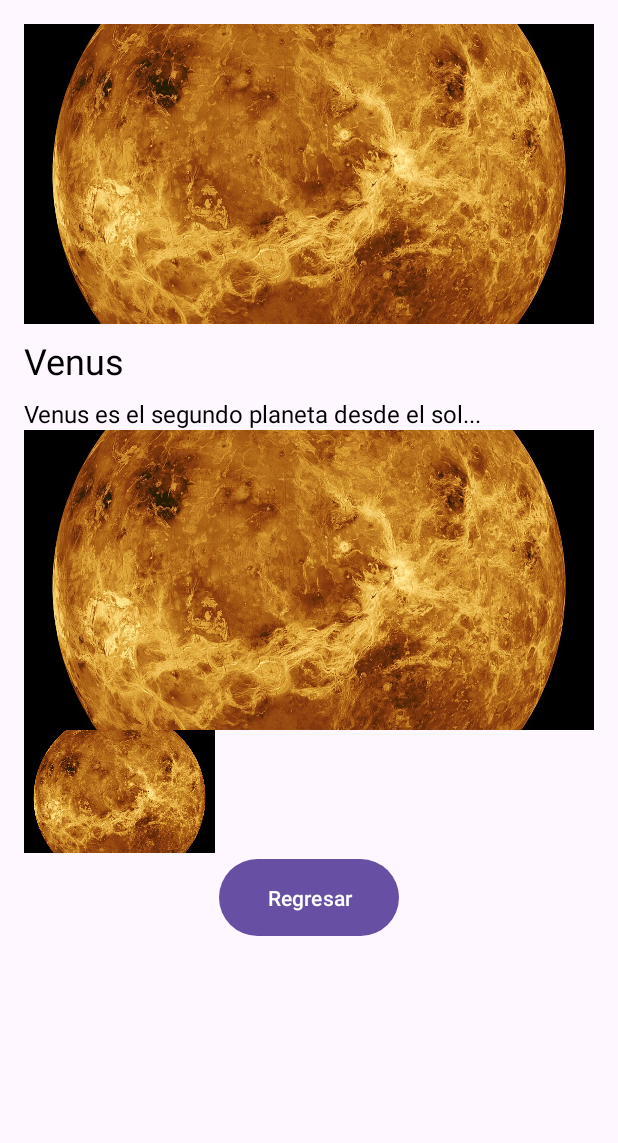
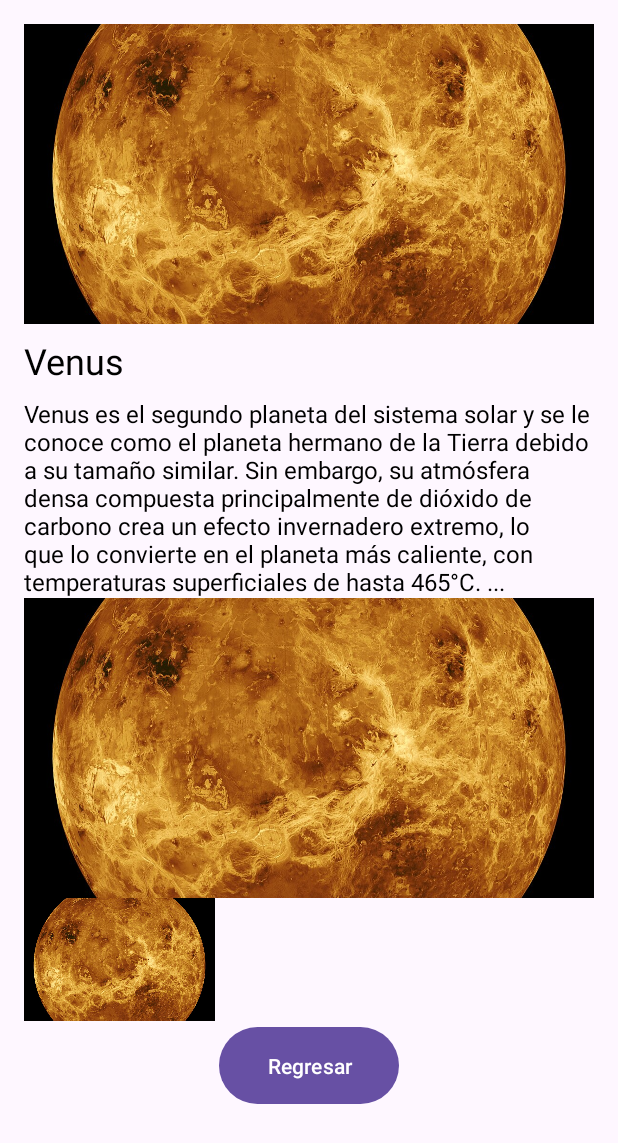
Before and after one commit to carloscruz05/Parcial1, an Android app: the screen it shows after launch (DetailActivity), after a tap on "Venus", on a phone screen of 412 x 824 dp. Shown: the top 1143 px of the screen. Run offline under Robolectric (Android 15) with nearby library versions, the phone set to English and light mode, and no system bars.

Commit message:
segundo commit

```diff
--- a/app/src/main/res/values/strings.xml
+++ b/app/src/main/res/values/strings.xml
@@ -3,14 +3,14 @@
     <string name="planet_image">Imagen del planeta</string>
     <string name="back_button">Regresar</string>
 
-    <string name="mercurio_info">Mercurio es el planeta más pequeño del sistema solar...</string>
-    <string name="venus_info">Venus es el segundo planeta desde el sol...</string>
-    <string name="tierra_info">La Tierra es el tercer planeta desde el sol...</string>
-    <string name="marte_info">Marte es el cuarto planeta desde el sol...</string>
-    <string name="jupiter_info">Júpiter es el quinto planeta desde el sol...</string>
-    <string name="saturno_info">Saturno es el sexto planeta desde el sol...</string>
-    <string name="urano_info">Urano es el séptimo planeta desde el sol...</string>
-    <string name="neptuno_info">Neptuno es el octavo planeta desde el sol...</string>
+    <string name="mercurio_info">Mercurio es el planeta más cercano al Sol en nuestro sistema solar y el más pequeño. Tiene una superficie rocosa y está cubierto de cráteres debido a impactos de meteoritos. Con temperaturas extremas que oscilan entre -173°C y 427°C...</string>
+    <string name="venus_info">Venus es el segundo planeta del sistema solar y se le conoce como "el planeta hermano de la Tierra" debido a su tamaño similar. Sin embargo, su atmósfera densa compuesta principalmente de dióxido de carbono crea un efecto invernadero extremo, lo que lo convierte en el planeta más caliente, con temperaturas superficiales de hasta 465°C. ...</string>
+    <string name="tierra_info">La Tierra es el tercer planeta del sistema solar y el único conocido por albergar vida. Tiene una atmósfera única, compuesta principalmente de nitrógeno y oxígeno, que protege la vida de la radiación dañina del Sol y regula la temperatura. Su superficie está cubierta en su mayoría por agua, lo que le otorga su característico color azul desde el espacio....</string>
+    <string name="marte_info">Marte, el cuarto planeta del sistema solar, es conocido como "el planeta rojo" debido a su color distintivo. Tiene una atmósfera delgada compuesta principalmente de dióxido de carbono y su superficie está marcada por cráteres, volcanes extintos y grandes llanuras. Marte tiene dos pequeñas lunas, Fobos y Deimos. ...</string>
+    <string name="jupiter_info">Júpiter es el quinto planeta del sistema solar y el más grande. Conocido como "el gigante gaseoso", está compuesto principalmente de hidrógeno y helio. Tiene una atmósfera turbulenta con bandas de nubes y una gran mancha roja, una tormenta que ha durado siglos. Júpiter tiene al menos 79 lunas conocidas, incluyendo las cuatro lunas galileanas: Io, Europa, Ganímedes y Calisto. Su campo magnético es el más poderoso en el sistema solar....</string>
+    <string name="saturno_info">Saturno es el sexto planeta del sistema solar y es conocido por sus impresionantes anillos compuestos principalmente de partículas de hielo y roca. Es un gigante gaseoso, compuesto principalmente de hidrógeno y helio, con una densa atmósfera con bandas de nubes y una característica mancha hexagonal en su polo norte. ...</string>
+    <string name="urano_info">Urano es el séptimo planeta del sistema solar y es único debido a su inclinación axial extrema, lo que hace que gire de lado. Es un gigante gaseoso compuesto principalmente de hidrógeno y helio, pero también contiene agua, amoníaco y metano en su atmósfera....</string>
+    <string name="neptuno_info">Neptuno es el octavo planeta del sistema solar, un gigante gaseoso similar a Urano. Su atmósfera está compuesta principalmente de hidrógeno, helio y metano, lo que le otorga su característico color azul. Tiene una gran mancha oscura llamada la Gran Mancha Oscura y vientos extremadamente veloces. Neptuno tiene 14 lunas conocidas...</string>
 
     <string-array name="planet_names">
         <item>Mercurio</item>
```
